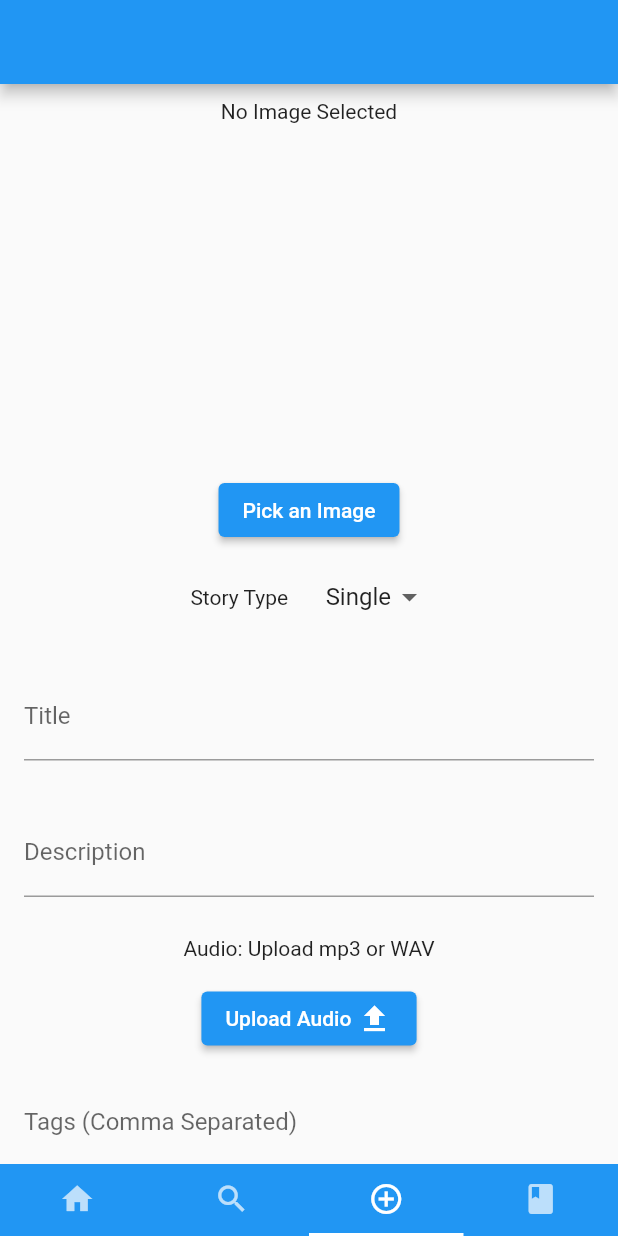
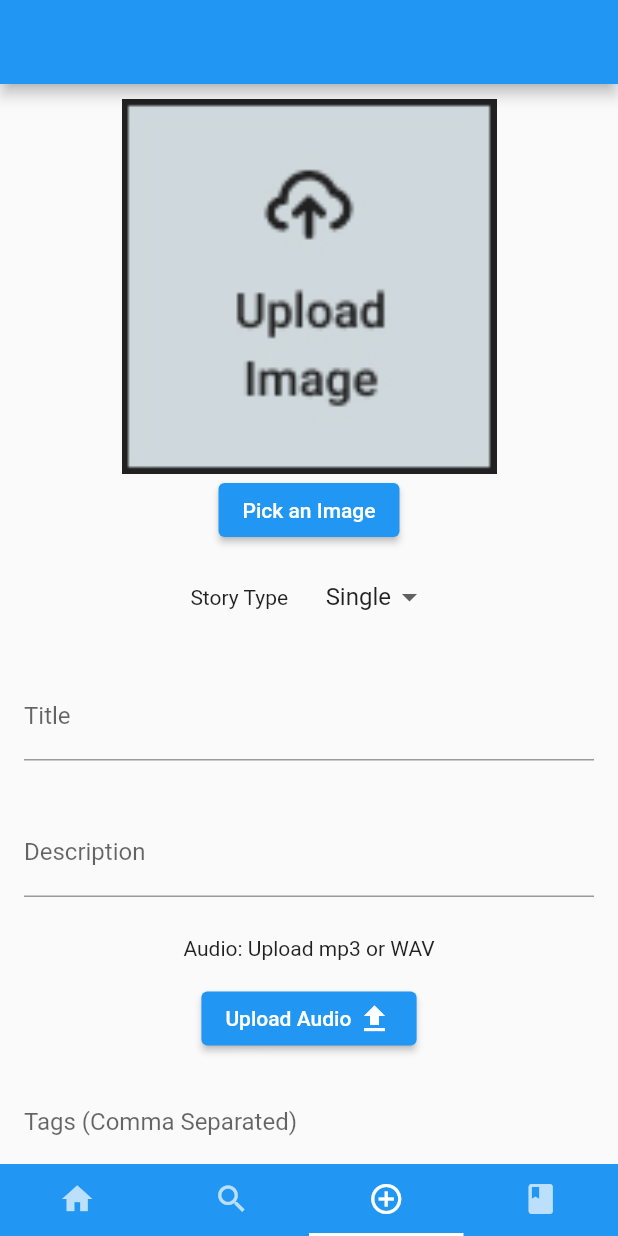
Before and after one commit to StorytellingApp/Audioasis, a Flutter app: the screen it shows once a user with an empty profile is signed in, item 3 of the bottom bar chosen, on a phone screen of 412 x 824 dp. Run offline on Flutter 3.47's test engine with Material 2 defaults, Android fonts, the phone set to English and light mode, and no system bars; our stand-ins replace audioplayers, cloud_firestore, email_validator, file_picker, firebase_auth, firebase_core and 1 more; accounts and stored records are empty.

Commit message:
Added Image to Upload Page

```diff
--- a/lib/upload_pages.dart
+++ b/lib/upload_pages.dart
@@ -43,6 +43,8 @@ class _UploadTabPageState extends State<UploadTabPage> {
     tagController.dispose();
     super.dispose();
   }
+
+  Future uploadAll() async {}
 
   Future pickImage() async {
     final userImage = await FilePicker.platform.pickFiles(type: FileType.image);
@@ -95,7 +97,9 @@ class _UploadTabPageState extends State<UploadTabPage> {
             height: 10,
           ),
           const Text('Audio: Upload mp3 or WAV'),
-          const SizedBox(height: 15,),
+          const SizedBox(
+            height: 15,
+          ),
           if (pickedAudio != null)
             Column(
               mainAxisAlignment: MainAxisAlignment.center,
@@ -108,7 +112,9 @@ class _UploadTabPageState extends State<UploadTabPage> {
             ),
           Row(
             children: [
-              const Spacer(flex: 1,),
+              const Spacer(
+                flex: 1,
+              ),
               ElevatedButton(
                   onPressed: pickAudio,
                   child: Row(
@@ -116,9 +122,10 @@ class _UploadTabPageState extends State<UploadTabPage> {
                       Text('Upload Audio '),
                       Icon(Icons.upload),
                     ],
-                  )
+                  )),
+              const Spacer(
+                flex: 1,
               ),
-              const Spacer(flex: 1,),
             ],
           ),
           Container(
@@ -126,14 +133,18 @@ class _UploadTabPageState extends State<UploadTabPage> {
             child: TextFormField(
               controller: tagController,
               textInputAction: TextInputAction.done,
-              decoration: const InputDecoration(labelText: 'Tags (Comma Separated)'),
+              decoration:
+                  const InputDecoration(labelText: 'Tags (Comma Separated)'),
               autovalidateMode: AutovalidateMode.onUserInteraction,
-              validator: (value) => value != null && value.isEmpty ? 'Enter Tags' : null,
+              validator: (value) =>
+                  value != null && value.isEmpty ? 'Enter Tags' : null,
             ),
           ),
-          const SizedBox(height: 15,),
+          const SizedBox(
+            height: 15,
+          ),
           ElevatedButton(
-            onPressed: () => {},
+            onPressed: () => {}, //TODO: Do form validation
             child: const Text('Publish Story'),
           )
         ],
@@ -162,9 +173,10 @@ class _UploadTabPageState extends State<UploadTabPage> {
                 height: 10,
               ),
               (pickedImage == null)
-                  ? const SizedBox(
+                  ? Image.asset(
+                      'images/NoImageDefault.jpg', //TODO: DOes not load
+                      fit: BoxFit.fitWidth,
                       height: 250,
-                      child: Text('No Image Selected'),
                     )
                   : Image.file(
                       File(pickedImage!.path!),
```
